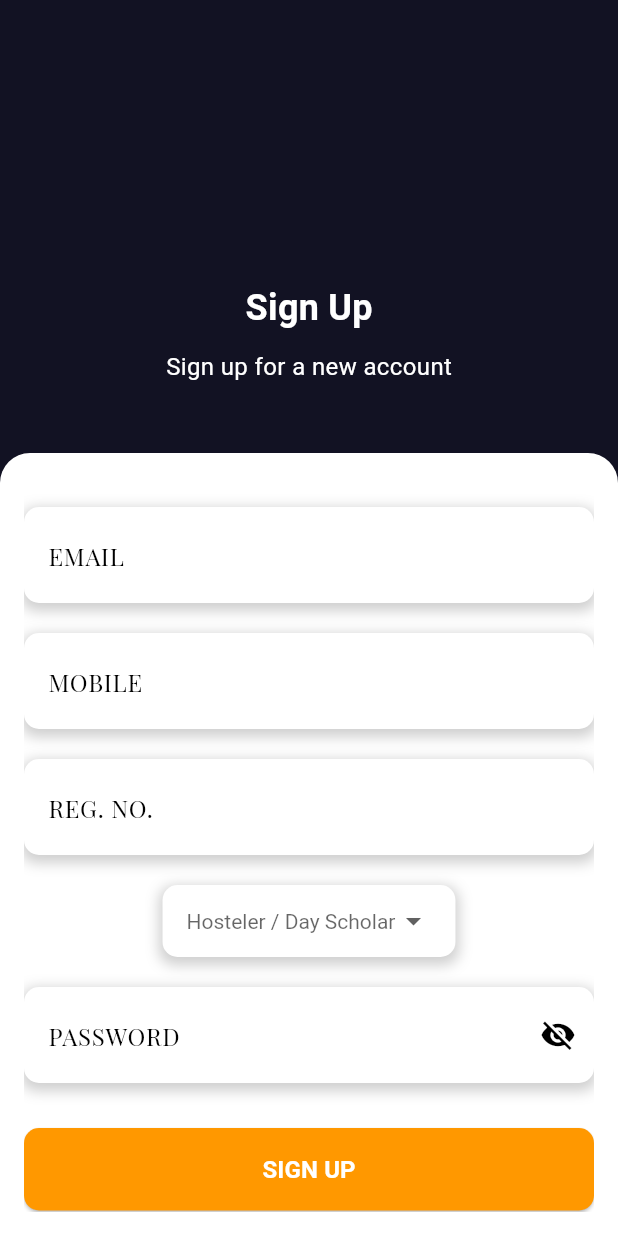
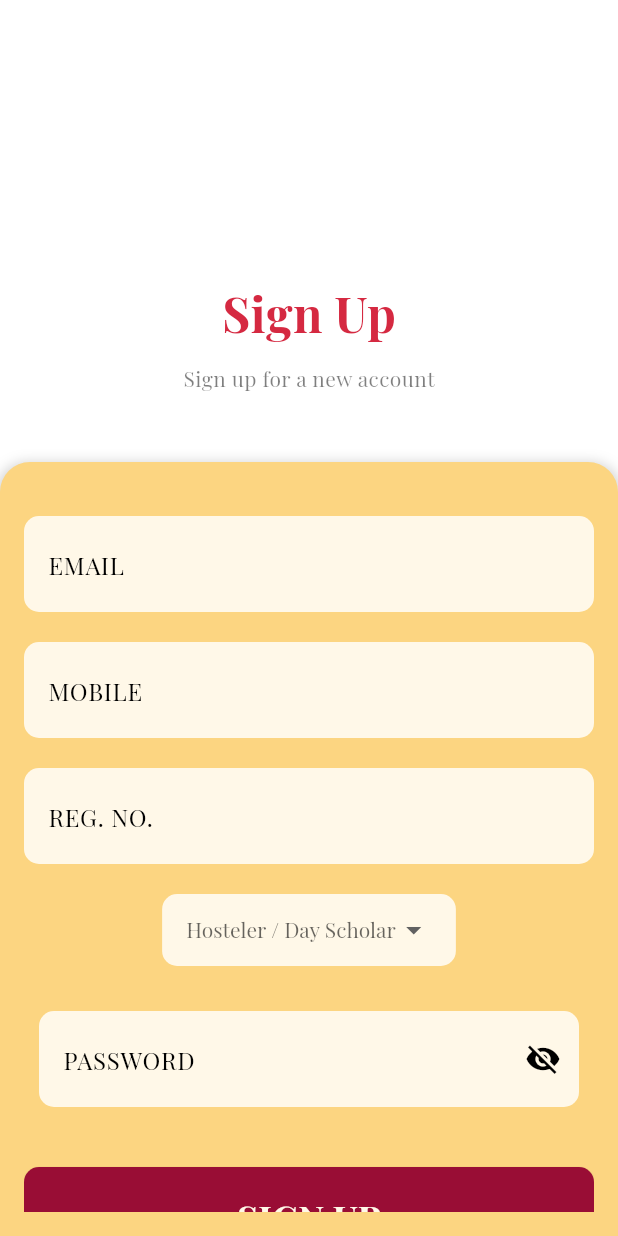
Before and after one commit to anantgupta001/FoodApe, a Flutter app: the SignUpPage screen opened directly, on a phone screen of 412 x 824 dp. Run offline on Flutter 3.47's test engine with Material 3 defaults, Android fonts, the light colour scheme and no system bars; our stand-ins replace google_fonts; missing offline and left inert: cronet_http, cupertino_http; Roboto replaces fonts that are missing (Poppins).

Commit message:
Sign Up UI done

```diff
--- a/Client/lib/screens/signup.dart
+++ b/Client/lib/screens/signup.dart
@@ -1,33 +1,47 @@
 import 'package:flutter/material.dart';
+import 'package:food_ape/constants/theme.dart';
 
 class SignUpPage extends StatefulWidget {
   @override
   _SignUpPageState createState() => _SignUpPageState();
 }
 
-class _SignUpPageState extends State<SignUpPage> with SingleTickerProviderStateMixin {
+class _SignUpPageState extends State<SignUpPage>
+    with SingleTickerProviderStateMixin {
+  TextEditingController emailController = TextEditingController();
+  TextEditingController mobileController = TextEditingController();
+  TextEditingController regNoController = TextEditingController();
+  TextEditingController messTypeController = TextEditingController();
+  TextEditingController usernameController = TextEditingController();
+  String hostelController = "";
+  TextEditingController passwordController = TextEditingController();
+  TextEditingController roomNoController = TextEditingController();
+  // TextEditingController passwordController = TextEditingController();
   bool obscurePassword = true;
   String? dropdownValue;
   bool isHosteler = false;
-  // bool _validateEmail(String email) {
-  //   String pattern = r'^[a-zA-Z0-9._%+-]+@[a-zA-Z0-9.-]+\.[a-zA-Z]{2,4}$';
-  //   RegExp regex = RegExp(pattern);
-  //   if (!regex.hasMatch(email)) {
-  //     setState(() {
-  //       emailError = 'Enter a valid email address';
-  //     });
-  //     return false;
-  //   } else {
-  //     setState(() {
-  //       emailError = null;
-  //     });
-  //     return true;
-  //   }
-  // }
+  String? emailError;
+
+  bool _validateEmail(String email) {
+    String pattern = r'^[a-zA-Z0-9._%+-]+@[a-zA-Z0-9.-]+\.[a-zA-Z]{2,4}$';
+    RegExp regex = RegExp(pattern);
+    if (!regex.hasMatch(email)) {
+      setState(() {
+        emailError = 'Enter a valid email address';
+      });
+      return false;
+    } else {
+      setState(() {
+        emailError = null;
+      });
+      return true;
+    }
+  }
+
   @override
   Widget build(BuildContext context) {
     return Scaffold(
-      backgroundColor: Color(0xFF121223),
+      backgroundColor: kScaffoldBackgroundColor,
       body: Container(
         child: Column(
           children: [
@@ -36,24 +50,10 @@ class _SignUpPageState extends State<SignUpPage> with SingleTickerProviderStateM
               child: Column(
                 children: [
                   SizedBox(height: 170),
-                  Text(
-                    'Sign Up',
-                    style: TextStyle(
-                      fontFamily: 'Poppins',
-                      fontSize: 24,
-                      fontWeight: FontWeight.bold,
-                      color: Colors.white,
-                    ),
-                  ),
+                  Text('Sign Up', style: kDisplayLarge.displayLarge),
                   SizedBox(height: 10),
-                  Text(
-                    'Sign up for a new account',
-                    style: TextStyle(
-                      fontFamily: 'Poppins',
-                      fontSize: 16,
-                      color: Colors.white,
-                    ),
-                  ),
+                  Text('Sign up for a new account',
+                      style: kFadeBodyMedium.bodyMedium),
                   SizedBox(height: 30),
                 ],
               ),
@@ -63,7 +63,15 @@ class _SignUpPageState extends State<SignUpPage> with SingleTickerProviderStateM
                 width: double.infinity,
                 padding: const EdgeInsets.all(16.0),
                 decoration: BoxDecoration(
-                  color: Colors.white,
+                  boxShadow: [
+                    BoxShadow(
+                      color: Colors.grey.withOpacity(0.5),
+                      spreadRadius: 2,
+                      blurRadius: 7,
+                      offset: Offset(0, 3),
+                    ),
+                  ],
+                  color: kSecondaryColor,
                   borderRadius: BorderRadius.only(
                     topLeft: Radius.circular(20),
                     topRight: Radius.circular(20),
@@ -76,21 +84,15 @@ class _SignUpPageState extends State<SignUpPage> with SingleTickerProviderStateM
                       SizedBox(height: 20),
                       Container(
                         decoration: BoxDecoration(
-                          boxShadow: [
-                            BoxShadow(
-                              color: Colors.grey.withOpacity(0.5),
-                              spreadRadius: 2,
-                              blurRadius: 7,
-                              offset: Offset(0, 3),
-                            ),
-                          ],
                           borderRadius: BorderRadius.circular(10),
-                          color: Colors.white,
+                          color: kCanvasColor,
                         ),
                         child: TextField(
+                          controller: emailController,
                           decoration: InputDecoration(
                             labelText: 'EMAIL',
-                            hintText: 'something@gmail.com',
+                            hintText: 'something@vitapstudent.ac.in',
+                            hintStyle: kFadeBodyMedium.bodyLarge,
                             border: InputBorder.none,
                             contentPadding: EdgeInsets.symmetric(
                                 horizontal: 16, vertical: 12),
@@ -100,18 +102,11 @@ class _SignUpPageState extends State<SignUpPage> with SingleTickerProviderStateM
                       SizedBox(height: 20),
                       Container(
                         decoration: BoxDecoration(
-                          boxShadow: [
-                            BoxShadow(
-                              color: Colors.grey.withOpacity(0.5),
-                              spreadRadius: 2,
-                              blurRadius: 7,
-                              offset: Offset(0, 3),
-                            ),
-                          ],
                           borderRadius: BorderRadius.circular(10),
-                          color: Colors.white,
+                          color: kCanvasColor,
                         ),
                         child: TextField(
+                          controller: mobileController,
                           decoration: InputDecoration(
                             labelText: 'MOBILE',
                             hintText: 'Enter your mobile number',
@@ -124,18 +119,11 @@ class _SignUpPageState extends State<SignUpPage> with SingleTickerProviderStateM
                       SizedBox(height: 20),
                       Container(
                         decoration: BoxDecoration(
-                          boxShadow: [
-                            BoxShadow(
-                              color: Colors.grey.withOpacity(0.5),
-                              spreadRadius: 2,
-                              blurRadius: 7,
-                              offset: Offset(0, 3),
-                            ),
-                          ],
                           borderRadius: BorderRadius.circular(10),
-                          color: Colors.white,
+                          color: kCanvasColor,
                         ),
                         child: TextField(
+                          controller: regNoController,
                           decoration: InputDecoration(
                             labelText: 'REG. NO.',
                             hintText: 'Enter your Registration number',
@@ -149,16 +137,8 @@ class _SignUpPageState extends State<SignUpPage> with SingleTickerProviderStateM
                       Container(
                         padding: EdgeInsets.symmetric(horizontal: 16),
                         decoration: BoxDecoration(
-                          boxShadow: [
-                            BoxShadow(
-                              color: Colors.grey.withOpacity(0.5),
-                              spreadRadius: 2,
-                              blurRadius: 7,
-                              offset: Offset(0, 3),
-                            ),
-                          ],
                           borderRadius: BorderRadius.circular(10),
-                          color: Colors.white,
+                          color: kCanvasColor,
                         ),
                         child: DropdownButtonHideUnderline(
                           child: DropdownButton<String>(
@@ -167,7 +147,7 @@ class _SignUpPageState extends State<SignUpPage> with SingleTickerProviderStateM
                             icon: Icon(Icons.arrow_drop_down),
                             iconSize: 24,
                             elevation: 16,
-                            style: TextStyle(color: Colors.black),
+                            style: kBodyLarge.bodyLarge,
                             onChanged: (String? newValue) {
                               setState(() {
                                 dropdownValue = newValue;
@@ -175,17 +155,21 @@ class _SignUpPageState extends State<SignUpPage> with SingleTickerProviderStateM
                               });
                             },
                             items: <String>['HOSTELER', 'DAY SCHOLAR']
-                                .map<DropdownMenuItem<String>>(
-                                    (String value) {
+                                .map<DropdownMenuItem<String>>((String value) {
                               return DropdownMenuItem<String>(
                                 value: value,
-                                child: Text(value),
+                                child: Text(
+                                  value,
+                                  style: kBodyLarge.bodyLarge,
+                                ),
                               );
                             }).toList(),
                           ),
                         ),
                       ),
-                      AnimatedSize(
+                      Padding(
+                        padding: const EdgeInsets.all(10.0),
+                        child: AnimatedSize(
                           duration: Duration(milliseconds: 300),
                           curve: Curves.easeInOut,
                           child: Column(
@@ -193,27 +177,23 @@ class _SignUpPageState extends State<SignUpPage> with SingleTickerProviderStateM
                               Visibility(
                                 visible: isHosteler,
                                 child: Row(
-                                mainAxisAlignment: MainAxisAlignment.spaceEvenly,
+                                  mainAxisAlignment:
+                                      MainAxisAlignment.spaceEvenly,
                                   children: [
-
                                     Container(
-                                    padding: EdgeInsets.symmetric(horizontal: 16),
+                                      padding:
+                                          EdgeInsets.symmetric(horizontal: 16),
                                       decoration: BoxDecoration(
-                                      boxShadow: [
-                                        BoxShadow(
-                                          color: Colors.grey.withOpacity(0.5),
-                                          spreadRadius: 2,
-                                          blurRadius: 7,
-                                          offset: Offset(0, 3),
-                                        ),
-                                      ],
                                         borderRadius: BorderRadius.circular(10),
-                                      color: Colors.white,
+                                        color: kCosmicLatte,
                                       ),
                                       child: DropdownButtonHideUnderline(
                                         child: DropdownButton<String>(
                                           value: null,
-                                        hint: Text('Choose your Hostel'),
+                                          hint: Text(
+                                            'Choose your Hostel',
+                                            style: kBodyMedium.bodyMedium,
+                                          ),
                                           icon: Icon(Icons.arrow_drop_down),
                                           iconSize: 24,
                                           elevation: 16,
@@ -233,7 +213,10 @@ class _SignUpPageState extends State<SignUpPage> with SingleTickerProviderStateM
                                               (String value) {
                                             return DropdownMenuItem<String>(
                                               value: value,
-                                            child: Text(value),
+                                              child: Text(
+                                                value,
+                                                style: kBodyMedium.bodyMedium,
+                                              ),
                                             );
                                           }).toList(),
                                         ),
@@ -241,23 +224,19 @@ class _SignUpPageState extends State<SignUpPage> with SingleTickerProviderStateM
                                     ),
                                     SizedBox(height: 20),
                                     Container(
-                                    padding: EdgeInsets.symmetric(horizontal: 16),
+                                      padding:
+                                          EdgeInsets.symmetric(horizontal: 16),
                                       decoration: BoxDecoration(
-                                      boxShadow: [
-                                        BoxShadow(
-                                          color: Colors.grey.withOpacity(0.5),
-                                          spreadRadius: 2,
-                                          blurRadius: 7,
-                                          offset: Offset(0, 3),
-                                        ),
-                                      ],
                                         borderRadius: BorderRadius.circular(10),
-                                      color: Colors.white,
+                                        color: kCanvasColor,
                                       ),
                                       child: DropdownButtonHideUnderline(
                                         child: DropdownButton<String>(
                                           value: null,
-                                        hint: Text('Choose your Mess'),
+                                          hint: Text(
+                                            'Choose your Mess',
+                                            style: kBodyMedium.bodyMedium,
+                                          ),
                                           icon: Icon(Icons.arrow_drop_down),
                                           iconSize: 24,
                                           elevation: 16,
@@ -271,7 +250,10 @@ class _SignUpPageState extends State<SignUpPage> with SingleTickerProviderStateM
                                               (String value) {
                                             return DropdownMenuItem<String>(
                                               value: value,
-                                            child: Text(value),
+                                              child: Text(
+                                                value,
+                                                style: kBodyMedium.bodyMedium,
+                                              ),
                                             );
                                           }).toList(),
                                         ),
@@ -283,16 +265,8 @@ class _SignUpPageState extends State<SignUpPage> with SingleTickerProviderStateM
                               SizedBox(height: 20),
                               Container(
                                 decoration: BoxDecoration(
-                                boxShadow: [
-                                  BoxShadow(
-                                    color: Colors.grey.withOpacity(0.5),
-                                    spreadRadius: 2,
-                                    blurRadius: 7,
-                                    offset: Offset(0, 3),
-                                  ),
-                                ],
                                   borderRadius: BorderRadius.circular(10),
-                                color: Colors.white,
+                                  color: kCanvasColor,
                                 ),
                                 child: TextField(
                                   obscureText: obscurePassword,
@@ -317,26 +291,21 @@ class _SignUpPageState extends State<SignUpPage> with SingleTickerProviderStateM
                             ],
                           ),
                         ),
+                      ),
                       SizedBox(height: 30),
                       SizedBox(
                         width: double.infinity,
                         child: ElevatedButton(
                           onPressed: () {},
                           style: ElevatedButton.styleFrom(
-                            primary: Colors.orange,
+                            primary: kPrimaryColor,
                             padding: EdgeInsets.symmetric(vertical: 16),
                             shape: RoundedRectangleBorder(
                               borderRadius: BorderRadius.circular(10),
                             ),
                           ),
-                          child: Text(
-                            'SIGN UP',
-                            style: TextStyle(
-                              fontSize: 16,
-                              fontWeight: FontWeight.bold,
-                              color: Colors.white,
-                            ),
-                          ),
+                          child: Text('SIGN UP',
+                              style: kDisplayMedium.displayMedium),
                         ),
                       ),
                       SizedBox(height: 20),
@@ -347,12 +316,7 @@ class _SignUpPageState extends State<SignUpPage> with SingleTickerProviderStateM
                             style: TextStyle(color: Colors.black),
                             children: [
                               TextSpan(
-                                text: 'LOG IN',
-                                style: TextStyle(
-                                  color: Colors.orange,
-                                  fontWeight: FontWeight.bold,
-                                ),
-                              ),
+                                  text: 'LOG IN', style: kBodyLarge.bodyLarge),
                             ],
                           ),
                         ),
```
Also changed, not shown: 1 other file. Lines whose indentation alone changed are shown as unchanged.
